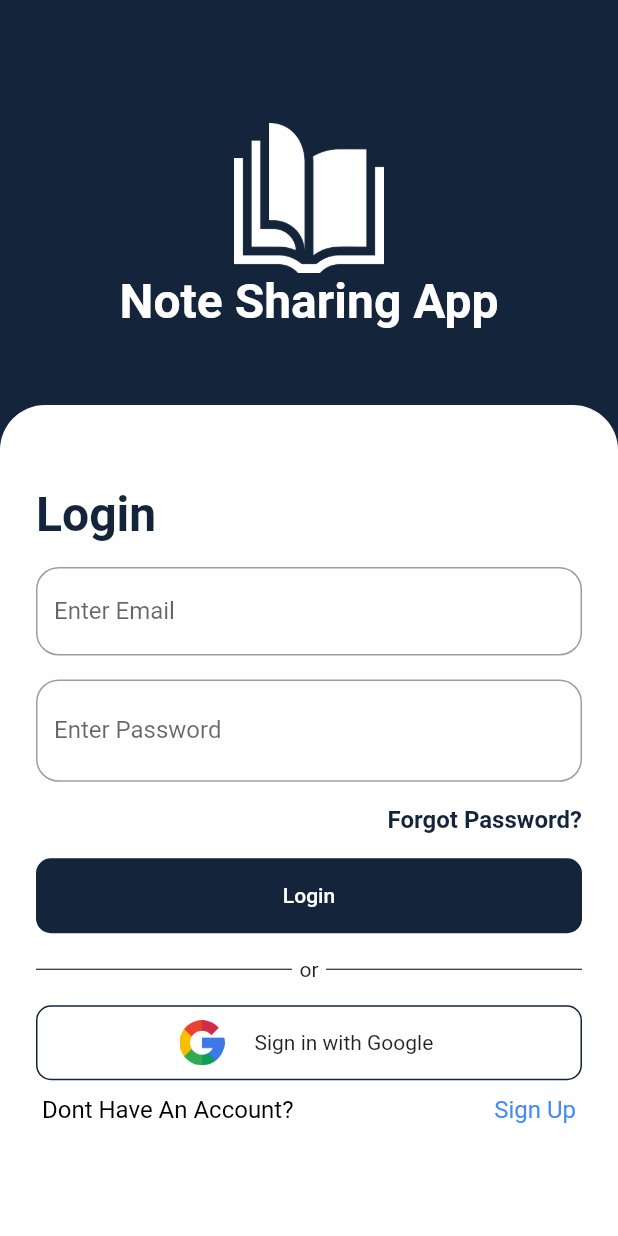
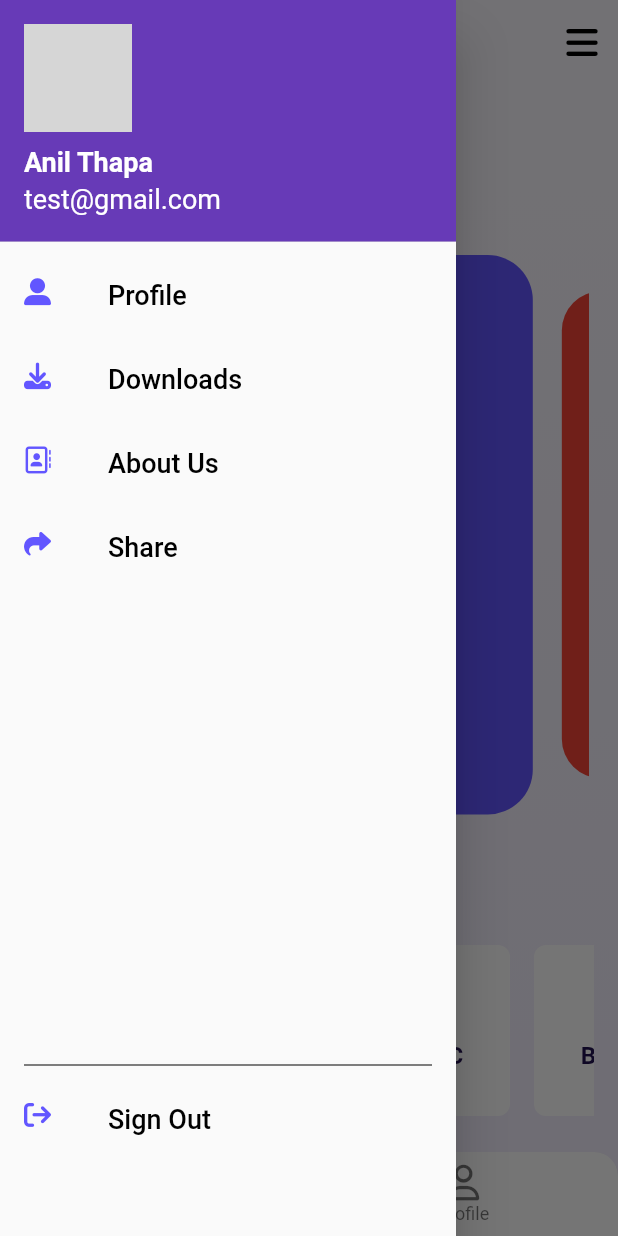
Before and after one commit to GameOnAnil/noteSharingProject, a Flutter app: the screen it shows after launch, with the side drawer open (before the commit the screen has no drawer), on a phone screen of 412 x 824 dp. Run offline on Flutter 3.47's test engine with Material 2 defaults, Android fonts, the phone set to English and light mode, and no system bars; drawn by our look-alikes of carousel_slider, smooth_page_indicator; our stand-ins replace cloud_firestore, dio, file_picker, firebase_auth, firebase_core, firebase_storage and 6 more; missing offline and left inert: onesignal_flutter; accounts and stored records are empty; network calls fail; grey boxes are pictures that could not be loaded.

Commit message:
page 1 added

```diff
--- a/lib/main.dart
+++ b/lib/main.dart
@@ -4,7 +4,7 @@ import 'package:firebase_core/firebase_core.dart';
 import 'package:flutter/material.dart';
 import 'package:flutter_riverpod/flutter_riverpod.dart';
 import 'package:note_sharing_project/firebase_options.dart';
-import 'package:note_sharing_project/ui/screens/auth_wrapper_page.dart';
+import 'package:note_sharing_project/ui/screens/page1.dart';
 import 'package:note_sharing_project/utils/my_colors.dart';
 import 'package:onesignal_flutter/onesignal_flutter.dart';
 
@@ -41,16 +41,17 @@ class MyApp extends StatelessWidget {
         debugShowCheckedModeBanner: false,
         title: 'Flutter Demo',
         theme: ThemeData(
-          colorScheme: ColorScheme.fromSwatch(
-            primarySwatch: Colors.deepPurple,
-          ).copyWith(
-            primary: darkBlueBackground,
-          ),
+          primarySwatch: Colors.deepPurple,
+          // colorScheme: ColorScheme.fromSwatch(
+          //   primarySwatch: Colors.deepPurple,
+          // ).copyWith(
+          //   primary: darkBlueBackground,
+          // ),
           floatingActionButtonTheme: const FloatingActionButtonThemeData(
               backgroundColor: darkBlueBackground,
               foregroundColor: Colors.white),
         ),
-        home: const AuthWrapperPage(),
+        home: const Page1(),
       ),
     );
   }
--- a/lib/ui/screens/file_page.dart
+++ b/lib/ui/screens/file_page.dart
@@ -102,12 +102,6 @@ class FilePage extends ConsumerWidget {
           },
           icon: const Icon(Icons.search),
         ),
-        IconButton(
-          onPressed: () async {},
-          icon: (isNotificationOn)
-              ? const Icon(Icons.notifications_active)
-              : const Icon(Icons.notifications_off),
-        ),
       ],
     );
   }
--- /dev/null
+++ b/lib/ui/screens/page1.dart
@@ -0,0 +1,264 @@
+import 'package:carousel_slider/carousel_slider.dart';
+import 'package:flutter/material.dart';
+import 'package:font_awesome_flutter/font_awesome_flutter.dart';
+import 'package:google_fonts/google_fonts.dart';
+import 'package:note_sharing_project/ui/widgets/carousel_tile.dart';
+import 'package:note_sharing_project/ui/widgets/navigation_drawer.dart';
+import 'package:note_sharing_project/utils/my_colors.dart';
+import 'package:smooth_page_indicator/smooth_page_indicator.dart';
+
+class Page1 extends StatelessWidget {
+  const Page1({Key? key}) : super(key: key);
+
+  @override
+  Widget build(BuildContext context) {
+    return Scaffold(
+      backgroundColor: lightPurpleBackground,
+      appBar: _buildAppBar(context),
+      body: Container(
+        width: double.infinity,
+        height: double.infinity,
+        decoration: const BoxDecoration(
+            gradient: LinearGradient(
+          colors: [
+            lightPurpleBackground,
+            lightPurpleBackground2,
+          ],
+          begin: Alignment.bottomCenter,
+          end: Alignment.topCenter,
+        )),
+        padding: const EdgeInsets.all(16),
+        child: Column(
+          crossAxisAlignment: CrossAxisAlignment.start,
+          children: [
+            _buildHeaderText(),
+            const SizedBox(height: 20),
+            const Expanded(
+              child: SizedBox(width: double.infinity, child: HomePageCarosel()),
+            ),
+            const SizedBox(height: 20),
+            _recentFolderText(),
+            SizedBox(
+                height: 130, width: double.infinity, child: _buildListView()),
+          ],
+        ),
+      ),
+      bottomNavigationBar: _bottomNavBar(context),
+      drawer: const NavigationDrawer(),
+    );
+  }
+
+  Padding _recentFolderText() {
+    return const Padding(
+      padding: EdgeInsets.only(top: 8.0),
+      child: Text(
+        'Recent Folder',
+        style: TextStyle(
+          color: purpleText,
+          fontWeight: FontWeight.w400,
+          fontSize: 24,
+        ),
+      ),
+    );
+  }
+
+  ListView _buildListView() {
+    return ListView.builder(
+      scrollDirection: Axis.horizontal,
+      itemCount: 5,
+      itemBuilder: ((context, index) {
+        return const FolderHorizontalCard();
+      }),
+    );
+  }
+
+  Column _buildHeaderText() {
+    return Column(
+      crossAxisAlignment: CrossAxisAlignment.start,
+      children: [
+        Text(
+          'Hello Anil,',
+          style: GoogleFonts.montserrat(
+            color: purpleText,
+            fontWeight: FontWeight.w600,
+            fontSize: 32,
+          ),
+        ),
+        Text(
+          'Welcome Back',
+          style: GoogleFonts.montserrat(
+            color: purpleText,
+            fontWeight: FontWeight.w600,
+            fontSize: 32,
+          ),
+        ),
+      ],
+    );
+  }
+
+  AppBar _buildAppBar(BuildContext context) {
+    return AppBar(
+      automaticallyImplyLeading: false,
+      backgroundColor: lightPurpleBackground2,
+      elevation: 0,
+      actions: [
+        Builder(builder: (context) {
+          return IconButton(
+            onPressed: () {
+              Scaffold.of(context).openDrawer();
+            },
+            icon: const FaIcon(
+              FontAwesomeIcons.bars,
+              color: Colors.black,
+            ),
+          );
+        })
+      ],
+    );
+  }
+
+  ClipRRect _bottomNavBar(BuildContext context) {
+    return ClipRRect(
+      borderRadius: const BorderRadius.only(
+        topLeft: Radius.circular(16),
+        topRight: Radius.circular(16),
+      ),
+      child: Builder(builder: (context) {
+        return BottomNavigationBar(
+          elevation: 8,
+          backgroundColor: Colors.white,
+          selectedItemColor: purplePrimary,
+          onTap: (index) {
+            if (index == 1) {
+              Scaffold.of(context).openDrawer();
+            }
+          },
+          items: [
+            BottomNavigationBarItem(
+              icon: Image.asset(
+                "assets/images/home.png",
+                height: 24,
+              ),
+              activeIcon: Image.asset(
+                "assets/images/home.png",
+                height: 24,
+                color: purplePrimary,
+              ),
+              label: "Home",
+            ),
+            const BottomNavigationBarItem(
+              icon: FaIcon(FontAwesomeIcons.user),
+              label: "Profile",
+            )
+          ],
+        );
+      }),
+    );
+  }
+}
+
+class HomePageCarosel extends StatefulWidget {
+  const HomePageCarosel({
+    Key? key,
+  }) : super(key: key);
+
+  @override
+  State<HomePageCarosel> createState() => _HomePageCaroselState();
+}
+
+class _HomePageCaroselState extends State<HomePageCarosel> {
+  int mIndex = 0;
+  @override
+  Widget build(BuildContext context) {
+    return Column(
+      children: [
+        Expanded(
+          child: CarouselSlider(
+            items: const [
+              CarauselTile(
+                color: purplePrimary,
+                title: "BESE",
+              ),
+              CarauselTile(
+                color: Colors.red,
+                title: "BEIT",
+              ),
+              CarauselTile(
+                color: Colors.orange,
+                title: "BCOM",
+              ),
+              CarauselTile(
+                color: Colors.green,
+                title: "Bsc IT",
+              ),
+            ],
+            options: CarouselOptions(
+              onPageChanged: (index, reason) {
+                setState(() {
+                  mIndex = index;
+                });
+              },
+              autoPlay: true,
+              aspectRatio: 1.0,
+              enlargeCenterPage: true,
+            ),
+          ),
+        ),
+        const SizedBox(height: 10),
+        AnimatedSmoothIndicator(
+          activeIndex: mIndex,
+          count: 4,
+          effect: const ScrollingDotsEffect(
+              dotWidth: 10, dotHeight: 10, activeDotColor: purplePrimary),
+        ),
+      ],
+    );
+  }
+}
+
+class FolderHorizontalCard extends StatelessWidget {
+  const FolderHorizontalCard({
+    Key? key,
+  }) : super(key: key);
+
+  @override
+  Widget build(BuildContext context) {
+    return Padding(
+      padding: const EdgeInsets.all(8.0),
+      child: Container(
+        width: 150,
+        height: 100,
+        decoration: BoxDecoration(
+            borderRadius: BorderRadius.circular(8), color: Colors.white),
+        child: Center(
+          child: Column(
+              mainAxisAlignment: MainAxisAlignment.center,
+              crossAxisAlignment: CrossAxisAlignment.center,
+              children: [
+                Image.asset(
+                  "assets/images/folderpurple.png",
+                  width: 50,
+                  height: 50,
+                ),
+                const Text(
+                  'BESE-1ST-C',
+                  style: TextStyle(
+                    color: purpleText,
+                    fontWeight: FontWeight.w600,
+                    fontSize: 16,
+                  ),
+                ),
+                const Text(
+                  '10 Files',
+                  style: TextStyle(
+                    color: purpleText,
+                    fontWeight: FontWeight.w400,
+                    fontSize: 14,
+                  ),
+                ),
+              ]),
+        ),
+      ),
+    );
+  }
+}
--- /dev/null
+++ b/lib/ui/screens/page2.dart
@@ -0,0 +1,12 @@
+import 'package:flutter/material.dart';
+import 'package:flutter/src/foundation/key.dart';
+import 'package:flutter/src/widgets/framework.dart';
+
+class Page2 extends StatelessWidget {
+  const Page2({Key? key}) : super(key: key);
+
+  @override
+  Widget build(BuildContext context) {
+    return const Scaffold();
+  }
+}
--- /dev/null
+++ b/lib/ui/widgets/carousel_tile.dart
@@ -0,0 +1,74 @@
+import 'package:flutter/material.dart';
+import 'package:note_sharing_project/ui/screens/page2.dart';
+
+class CarauselTile extends StatelessWidget {
+  final Color color;
+  final String title;
+  const CarauselTile({
+    Key? key,
+    required this.color,
+    required this.title,
+  }) : super(key: key);
+
+  @override
+  Widget build(BuildContext context) {
+    return Container(
+      width: MediaQuery.of(context).size.width * .8,
+      decoration: BoxDecoration(
+        borderRadius: BorderRadius.circular(30),
+        color: color,
+      ),
+      child: Column(
+        mainAxisAlignment: MainAxisAlignment.end,
+        children: [
+          const Expanded(child: SizedBox()),
+          Column(
+            crossAxisAlignment: CrossAxisAlignment.start,
+            children: [
+              Text(
+                title,
+                style: const TextStyle(
+                  color: Colors.white,
+                  fontWeight: FontWeight.bold,
+                  fontSize: 40,
+                ),
+              ),
+              const Text(
+                "Files: 200",
+                style: TextStyle(
+                  color: Colors.white,
+                  fontWeight: FontWeight.w400,
+                  fontSize: 24,
+                ),
+              ),
+            ],
+          ),
+          const Expanded(child: SizedBox()),
+          SizedBox(
+            width: 150,
+            child: ElevatedButton(
+              onPressed: () {
+                Navigator.push(
+                  context,
+                  MaterialPageRoute(
+                    builder: ((context) => const Page2()),
+                  ),
+                );
+              },
+              style: ButtonStyle(
+                shape: MaterialStateProperty.all(RoundedRectangleBorder(
+                    borderRadius: BorderRadius.circular(16))),
+                backgroundColor: MaterialStateProperty.all(Colors.white),
+              ),
+              child: Text(
+                "View",
+                style: TextStyle(color: color),
+              ),
+            ),
+          ),
+          const SizedBox(height: 20),
+        ],
+      ),
+    );
+  }
+}
--- /dev/null
+++ b/lib/ui/widgets/navigation_drawer.dart
@@ -0,0 +1,93 @@
+import 'package:flutter/material.dart';
+import 'package:font_awesome_flutter/font_awesome_flutter.dart';
+import 'package:note_sharing_project/utils/my_colors.dart';
+
+class NavigationDrawer extends StatelessWidget {
+  const NavigationDrawer({
+    Key? key,
+  }) : super(key: key);
+
+  @override
+  Widget build(BuildContext context) {
+    return Drawer(
+      child: Column(
+        children: [
+          const UserAccountsDrawerHeader(
+            accountEmail: Text(
+              "test@gmail.com",
+              style: TextStyle(fontSize: 18, fontWeight: FontWeight.w400),
+            ),
+            accountName: Text(
+              "Anil Thapa",
+              style: TextStyle(fontSize: 18, fontWeight: FontWeight.w600),
+            ),
+            currentAccountPicture: CircleAvatar(
+                backgroundImage: NetworkImage(
+                    "https://encrypted-tbn0.gstatic.com/images?q=tbn:ANd9GcSmDmmRze0UvLaOtjgNVcOhRjmHH0dL0GP18w&usqp=CAU")),
+          ),
+          Expanded(
+            child: Column(
+              children: [
+                DrawerTile(
+                  title: "Profile",
+                  icon: FontAwesomeIcons.userLarge,
+                ),
+                DrawerTile(
+                  title: "Downloads",
+                  icon: FontAwesomeIcons.download,
+                ),
+                DrawerTile(
+                  title: "About Us",
+                  icon: FontAwesomeIcons.addressBook,
+                ),
+                DrawerTile(
+                  title: "Share",
+                  icon: FontAwesomeIcons.share,
+                ),
+                const Expanded(child: SizedBox()),
+                const Padding(
+                  padding: EdgeInsets.symmetric(horizontal: 16.0),
+                  child: Divider(color: Colors.black),
+                ),
+                DrawerTile(
+                  title: "Sign Out",
+                  icon: FontAwesomeIcons.arrowRightFromBracket,
+                ),
+                const SizedBox(height: 50)
+              ],
+            ),
+          )
+        ],
+      ),
+    );
+  }
+}
+
+class DrawerTile extends StatelessWidget {
+  String title;
+  IconData icon;
+  DrawerTile({
+    Key? key,
+    required this.title,
+    required this.icon,
+  }) : super(key: key);
+
+  @override
+  Widget build(BuildContext context) {
+    return ListTile(
+      leading: FaIcon(
+        icon,
+        size: 18,
+        color: purplePrimary,
+      ),
+      title: Text(
+        title,
+        style: const TextStyle(
+          color: Colors.black,
+          fontSize: 18,
+        ),
+      ),
+      onTap: () {},
+    );
+  }
+}
--- a/lib/ui/widgets/upload_file_container.dart
+++ b/lib/ui/widgets/upload_file_container.dart
@@ -25,8 +25,11 @@ class UploadFileContainer extends StatelessWidget {
   Widget build(BuildContext context) {
     return GestureDetector(
       onTap: () async {
-        final response =
-            await FilePicker.platform.pickFiles(allowMultiple: false);
+        final response = await FilePicker.platform.pickFiles(
+          allowMultiple: false,
+          // type: FileType.custom,
+          // allowedExtensions: ["png", "jpg", "jpeg"],
+        );
         if (response == null) return;
 
         final file = response.files.first;
--- a/lib/utils/my_colors.dart
+++ b/lib/utils/my_colors.dart
@@ -9,3 +9,7 @@ const bluePrimary = Color.fromARGB(255, 20, 36, 58);
 const blueSecondary = Color.fromARGB(255, 52, 73, 102);
 
 const creamColor = Color.fromARGB(255, 251, 242, 255);
+const purplePrimary = Color(0xff6256ff);
+const lightPurpleBackground = Color.fromARGB(255, 242, 237, 252);
+const lightPurpleBackground2 = Color.fromARGB(255, 249, 247, 252);
+const purpleText = Color(0xff211250);
```
Also changed, not shown: pubspec.yaml (+2 -5 lines), assets/images/bg.jpeg (added), assets/images/folderpurple.png (added), assets/images/home.png (added), pubspec.lock.
